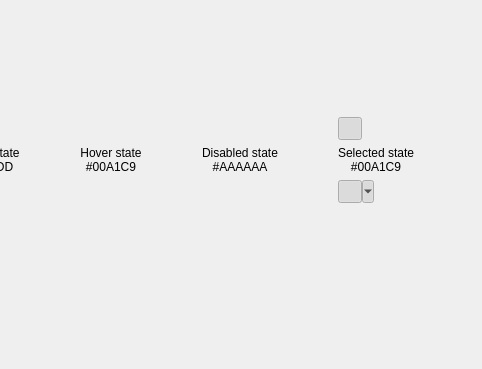
Qt form dev/Code/Framework/AzQtComponents/AzQtComponents/Gallery/ButtonPage.ui (aws/lumberyard) before a commit; both pictures show x 768 to 1250 and y 347 to 716 of the 1250 by 716 pixel window.
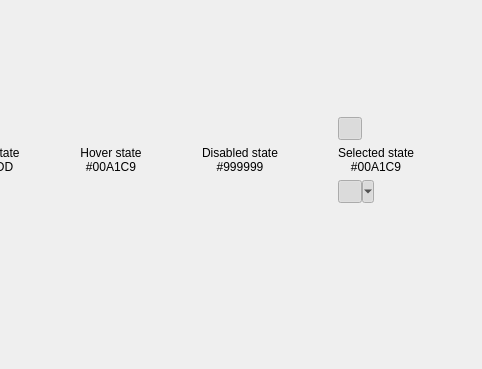
The same form after that commit. Icons and pictures are not drawn. Custom widgets are drawn as their Qt base class.

Diff of the .ui file:
```diff
--- a/dev/Code/Framework/AzQtComponents/AzQtComponents/Gallery/ButtonPage.ui
+++ b/dev/Code/Framework/AzQtComponents/AzQtComponents/Gallery/ButtonPage.ui
@@ -346,7 +346,7 @@
         <widget class="QLabel" name="toolButtonDisabledLabel">
          <property name="text">
           <string>Disabled state
-#AAAAAA</string>
+#999999</string>
          </property>
          <property name="alignment">
           <set>Qt::AlignCenter</set>
```
